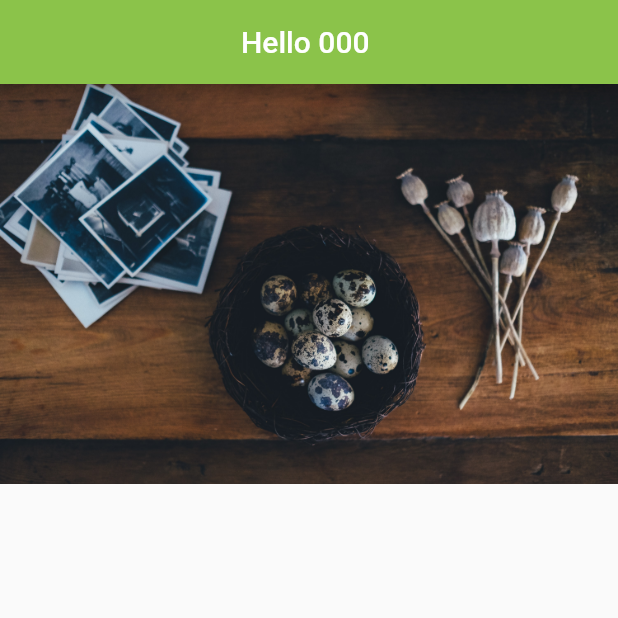
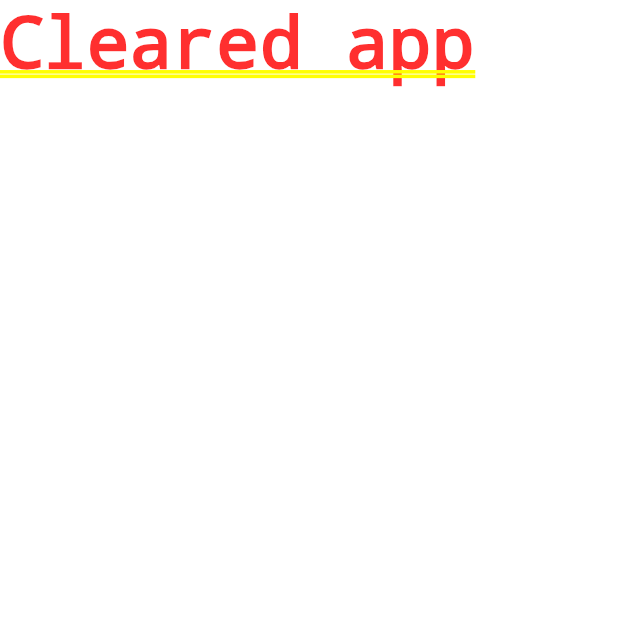
Before and after one commit to MrFarhan/Getting-started-with-flutter, a Flutter app: the screen it shows after launch, on a phone screen of 412 x 824 dp, the top half of it. Run offline on Flutter 3.47's test engine with Material 2 defaults, Android fonts, the phone set to English and light mode, and no system bars.

Commit message:
Cleared app

```diff
--- a/lib/main.dart
+++ b/lib/main.dart
@@ -8,13 +8,6 @@ class Home extends StatelessWidget {
 
   @override
   Widget build(BuildContext context) {
-    return Scaffold(
-      appBar: AppBar(
-          title: Text('Hello 000 '),
-          centerTitle: true,
-          backgroundColor: Colors.lightGreen),
-      body: Image.asset(
-          "assets/beauty-1.jpg"),
-    );
+    return Text("Cleared app");
   }
 }
```
